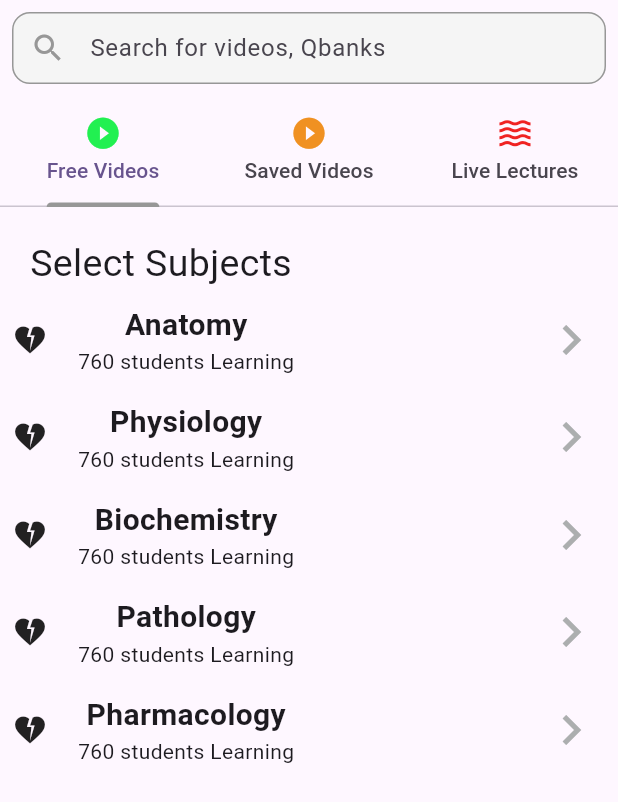
After one commit to Mrashoo24/mednext, a Flutter app: the VideoPage screen opened directly, on a phone screen of 412 x 824 dp. The commit adds this screen. Shown: the top 802 px of the screen. Run offline on Flutter 3.47's test engine with Material 3 defaults, Android fonts, the phone set to English and light mode, and no system bars; our stand-ins replace carousel_slider, cloud_firestore, dots_indicator, firebase_auth, firebase_core, firebase_remote_config and 5 more; accounts and stored records are empty.

Commit message:
bottom navi free video

```diff
--- a/lib/Admin/AdminPannel.dart
+++ b/lib/Admin/AdminPannel.dart
@@ -16,7 +16,7 @@ class _AdminpannelState extends State<Adminpannel> {
         child:Scaffold(
           appBar: AppBar(
             centerTitle: true,
-            title: Text("Medical PG",
+            title: Text("Admin Pannel",
             ),
             actions: [
 
--- a/lib/constants/colors.dart
+++ b/lib/constants/colors.dart
@@ -7,3 +7,6 @@ var klightblue = Color(0xFFF4F3FD);
 var klightGrey = Color(0xFF979797);
 var kpurple = Color(0xFF4B57B2);
 var kyellow = Color(0xFFFFB800);
+var kgreen = Color(0xFF22F051);
+var korange = Color(0xFFF09122);
+var kred = Color(0xFFF02222);
--- /dev/null
+++ b/lib/home/SubVideoSection/free_video.dart
@@ -0,0 +1,148 @@
+import 'package:flutter/cupertino.dart';
+import 'package:flutter/material.dart';
+import 'package:get/get.dart';
+import 'package:get/get_core/src/get_main.dart';
+import 'package:get/get_utils/get_utils.dart';
+import 'package:mednextnew/constants/colors.dart';
+
+class FreeVideo extends StatefulWidget {
+  const FreeVideo({Key? key}) : super(key: key);
+
+  @override
+  State<FreeVideo> createState() => _FreeVideoState();
+}
+
+class _FreeVideoState extends State<FreeVideo> {
+  @override
+  Widget build(BuildContext context) {
+    var width0;
+    return Scaffold(
+      body: Column(
+        children: [
+          Padding(
+            padding: const EdgeInsets.only(left: 20,top: 20),
+            child: Row(
+              children: [
+                Text("Select Subjects",style: TextStyle(fontSize: 25),
+                ),
+              ],
+            ),
+          ),
+          Padding(
+            padding: const EdgeInsets.all(8.0),
+            child: Row(
+             // mainAxisAlignment: MainAxisAlignment.spaceBetween,
+
+              children: [
+                Icon(Icons.heart_broken),
+                SizedBox(width: 20),
+                Column(
+                 // mainAxisAlignment: MainAxisAlignment.spaceAround,
+                  children: [
+                    Text("Anatomy",style: TextStyle(fontWeight:FontWeight.bold,fontSize: 20),
+                    ),
+
+                    Text("760 students Learning"),
+
+                  ],
+                ),
+                SizedBox(width: Get.width*0.4),
+                Icon(Icons.chevron_right,color: kdarkgrey,size: 40,)
+              ],
+            ),
+          ),
+          Padding(
+            padding: const EdgeInsets.all(8.0),
+            child: Row(
+            //  mainAxisAlignment: MainAxisAlignment.spaceBetween,
+              children: [
+                Icon(Icons.heart_broken),
+                SizedBox(width: 20),
+                Column(
+                  // mainAxisAlignment: MainAxisAlignment.spaceAround,
+                  children: [
+                    Text("Physiology",style: TextStyle(fontWeight:FontWeight.bold,fontSize: 20),
+                    ),
+
+                    Text("760 students Learning"),
+
+                  ],
+                ),
+                SizedBox(width: Get.width*0.4),
+                Icon(Icons.chevron_right,color: kdarkgrey,size: 40,)
+              ],
+            ),
+          ),
+          Padding(
+            padding: const EdgeInsets.all(8.0),
+            child: Row(
+             // mainAxisAlignment: MainAxisAlignment.spaceBetween,
+              children: [
+                Icon(Icons.heart_broken),
+                SizedBox(width: 20),
+                Column(
+                  // mainAxisAlignment: MainAxisAlignment.spaceAround,
+                  children: [
+                    Text("Biochemistry",style: TextStyle(fontWeight:FontWeight.bold,fontSize: 20),
+                    ),
+
+                    Text("760 students Learning"),
+
+                  ],
+                ),
+                SizedBox(width: Get.width*0.4),
+                Icon(Icons.chevron_right,color: kdarkgrey,size: 40,)
+              ],
+            ),
+          ),
+          Padding(
+            padding: const EdgeInsets.all(8.0),
+            child: Row(
+             // mainAxisAlignment: MainAxisAlignment.spaceBetween,
+              children: [
+                Icon(Icons.heart_broken),
+                SizedBox(width: 20),
+                Column(
+                  // mainAxisAlignment: MainAxisAlignment.spaceAround,
+                  children: [
+
+                    Text("Pathology",style: TextStyle(fontWeight:FontWeight.bold,fontSize: 20),
+                    ),
+
+                    Text("760 students Learning"),
+
+                  ],
+                ),
+                SizedBox(width: Get.width*0.4),
+                Icon(Icons.chevron_right,color: kdarkgrey,size: 40,)
+              ],
+            ),
+          ),
+          Padding(
+            padding: const EdgeInsets.all(8.0),
+            child: Row(
+            //  mainAxisAlignment: MainAxisAlignment.spaceEvenly,
+              children: [
+                Icon(Icons.heart_broken),
+                SizedBox(width: 20),
+                Column(
+                  // mainAxisAlignment: MainAxisAlignment.spaceAround,
+                  children: [
+                    Text("Pharmacology",style: TextStyle(fontWeight:FontWeight.bold,fontSize: 20),
+                    ),
+
+                    Text("760 students Learning"),
+
+                  ],
+                ),
+                SizedBox(width: Get.width*0.4),
+                Icon(Icons.chevron_right,color: kdarkgrey,size: 40,)
+              ],
+            ),
+          ),
+
+        ],
+      ),
+    );
+  }
+}
--- a/lib/home/bottomnavigationitems/homescreen.dart
+++ b/lib/home/bottomnavigationitems/homescreen.dart
@@ -11,6 +11,7 @@ import 'package:mednextnew/constants/colors.dart';
 import 'package:mednextnew/constants/firebaseRemotConfig.dart';
 import 'package:mednextnew/home/bottomnavigationitems/me_page.dart';
 import 'package:mednextnew/home/bottomnavigationitems/q_bank.dart';
+import 'package:mednextnew/home/bottomnavigationitems/test_page.dart';
 import 'package:mednextnew/home/bottomnavigationitems/video_page.dart';
 import 'package:mednextnew/home/homeWidgets/homePageWidget.dart';
 import 'package:mednextnew/home/homeWidgets/recommendedVideos.dart';
@@ -34,6 +35,7 @@ class _HomescreenoneState extends State<Homescreenone> {
     HomescreenWidget(),
     VideoPage(),
     Qbank(),
+    TestPage(),
     MePage(),
   ];
 
@@ -70,6 +72,8 @@ class _HomescreenoneState extends State<Homescreenone> {
               ),
               bottomNavigationBar: BottomNavigationBar(
                 // currentIndex: 1,
+                unselectedItemColor: klightGrey, // Color for unselected items
+                selectedItemColor: kdeepblue,
                 onTap: (index) {
                   setState(() {
                     selectedindex = index;
@@ -87,28 +91,28 @@ class _HomescreenoneState extends State<Homescreenone> {
                   BottomNavigationBarItem(
                     icon: Icon(
                       Icons.play_arrow_outlined,
-                      color: kdeepblue,
+
                     ),
                     label: 'Video',
                   ),
                   BottomNavigationBarItem(
                     icon: Icon(
                       Icons.pending_actions_sharp,
-                      color: kdeepblue,
+
                     ),
                     label: 'Qbank',
                   ),
                   BottomNavigationBarItem(
                     icon: Icon(
                       Icons.label,
-                      color: kdeepblue,
+
                     ),
                     label: 'Test',
                   ),
                   BottomNavigationBarItem(
                     icon: Icon(
                       Icons.person,
-                      color: kdeepblue,
+
                     ),
                     label: 'Me',
                   )
--- a/lib/home/bottomnavigationitems/me_page.dart
+++ b/lib/home/bottomnavigationitems/me_page.dart
@@ -13,6 +13,9 @@ class _MePageState extends State<MePage> {
   Widget build(BuildContext context) {
     return   SafeArea(
       child: Scaffold(
+        body: SingleChildScrollView(
+
+        ),
 
       ),
     );
--- a/lib/home/bottomnavigationitems/q_bank.dart
+++ b/lib/home/bottomnavigationitems/q_bank.dart
@@ -13,7 +13,7 @@ class _QbankState extends State<Qbank> {
   Widget build(BuildContext context) {
     return SafeArea(
       child: Scaffold(
-
+        backgroundColor: Colors.blue,
       ),
     );
   }
--- a/lib/home/bottomnavigationitems/test_page.dart
+++ b/lib/home/bottomnavigationitems/test_page.dart
@@ -13,7 +13,7 @@ class _TestPageState extends State<TestPage> {
   Widget build(BuildContext context) {
     return const  SafeArea(
       child: Scaffold(
-
+        backgroundColor: Colors.black,
       ),
     );
   }
--- a/lib/home/bottomnavigationitems/video_page.dart
+++ b/lib/home/bottomnavigationitems/video_page.dart
@@ -1,20 +1,95 @@
 import 'package:flutter/cupertino.dart';
 import 'package:flutter/material.dart';
+import 'package:mednextnew/constants/colors.dart';
+
+import '../SubVideoSection/free_video.dart';
 
 class VideoPage extends StatefulWidget {
   const VideoPage({Key? key}) : super(key: key);
 
   @override
   State<VideoPage> createState() => _VideoPageState();
+
+
 }
 
-class _VideoPageState extends State<VideoPage> {
+
+class _VideoPageState extends State<VideoPage> with SingleTickerProviderStateMixin{
+  late TabController _tabController;
+
+  void initState() {
+
+    super.initState();
+    // Initialize TabController with 3 tabs
+    _tabController = TabController(length: 3, vsync:  this);
+  }
+  void dispose() {
+    // Dispose TabController when the page is closed
+    _tabController.dispose();
+    super.dispose();
+  }
   @override
   Widget build(BuildContext context) {
     return  SafeArea(
       child: Scaffold(
-        backgroundColor: Colors.red,
 
+      body: Column(
+        children: [
+          Padding(
+            padding: const EdgeInsets.all(8.0),
+            child: TextField(
+              decoration: InputDecoration(
+                hintText: 'Search for videos, Qbanks',
+                prefixIcon: Icon(Icons.search,color: klightGrey,), // Search icon
+                border: OutlineInputBorder(
+                  borderRadius: BorderRadius.circular(12),
+                  borderSide: BorderSide(color: klightGrey,), // Border color when focused
+                ),
+                enabledBorder: OutlineInputBorder(
+                  borderRadius: BorderRadius.circular(12),
+                  borderSide: BorderSide(color: klightGrey,), // Default border color
+                ),
+                focusedBorder: OutlineInputBorder(
+                  borderRadius: BorderRadius.circular(12),
+                  borderSide: BorderSide(color: klightGrey, width: 1), // Border when focused
+                ),
+                contentPadding: EdgeInsets.symmetric(vertical: 8, horizontal: 8),
+                filled: true,
+                fillColor: Colors.grey[100], // Background color for the search bar
+              ),
+            ),
+          ),
+          TabBar(
+            controller: _tabController,
+            indicatorColor: klightGrey, // Color for the selected tab indicator
+            tabs: [
+              Tab(
+                icon: Icon(Icons.play_circle_fill,color: kgreen,size: 25,),
+                text: "Free Videos",),
+              Tab(
+                  icon: Icon(Icons.play_circle_fill,color: korange,size: 25,),
+                  text: "Saved Videos"),
+              Tab(
+                  icon: Icon(Icons.waves,color: kred,size: 25,),
+                  text: "Live Lectures"),
+            ],
+          ),
+      Expanded(
+      child: TabBarView(
+      controller: _tabController,
+      children: [
+        FreeVideo(),
+
+        // Saved Videos Tab Content
+        Center(child: Text('Saved Videos content goes here')),
+
+        // Live Lectures Tab Content
+        Center(child: Text('Live Lectures content goes here')),
+      ],
+    ),
+      ),
+        ],
+      ),
     ),
     );
   }
```
